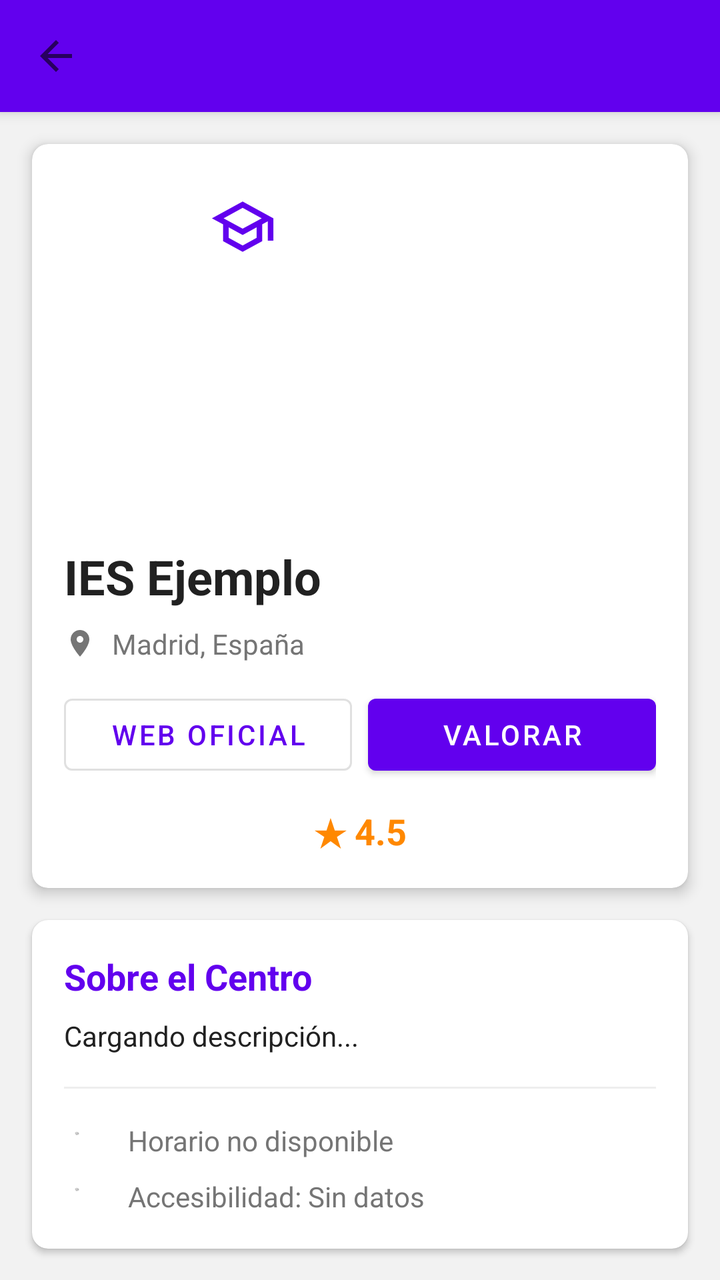
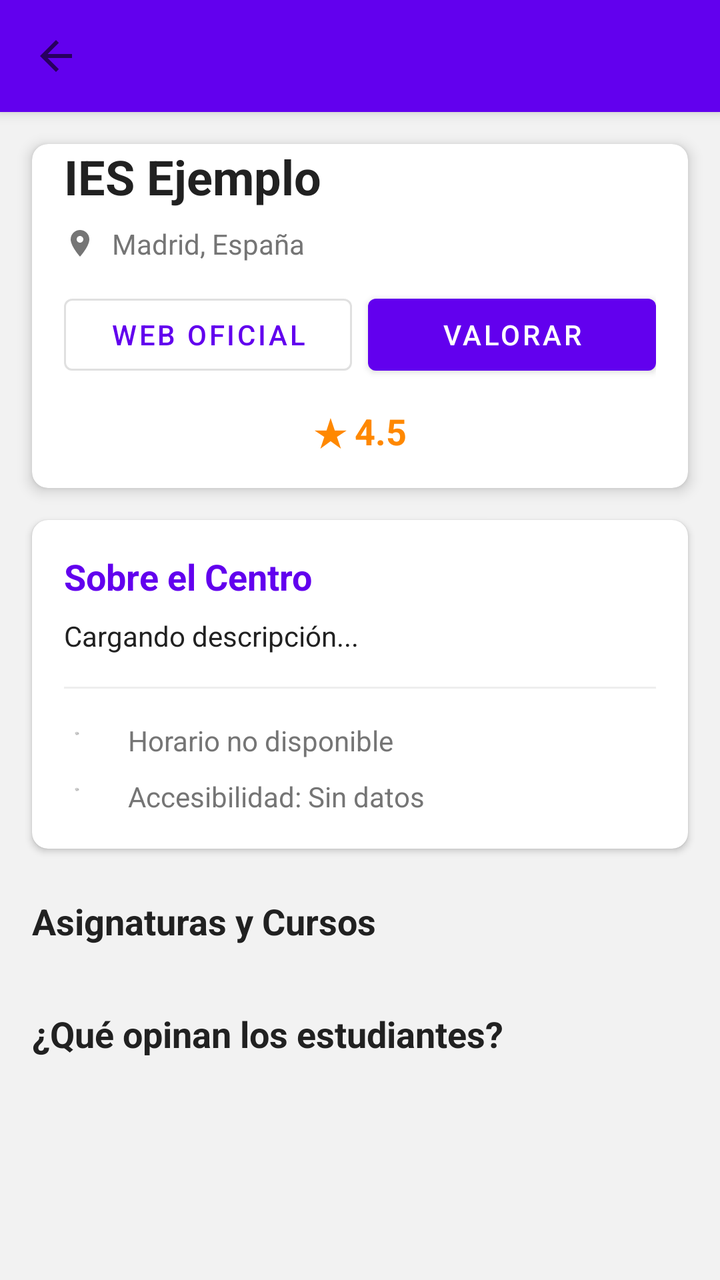

An Android layout rendered at two revisions. The XML below is the earlier revision; the diff shows what the commit changed to produce the second picture.
<!-- AndroidManifest.xml: application theme Theme.StudyBro -->
<!-- res/layout/actividad_perfil_centro.xml -->
<?xml version="1.0" encoding="utf-8"?>
<androidx.coordinatorlayout.widget.CoordinatorLayout 
    xmlns:android="http://schemas.android.com/apk/res/android"
    xmlns:app="http://schemas.android.com/apk/res-auto"
    android:layout_width="match_parent"
    android:layout_height="match_parent"
    android:background="@color/background">

    
    <com.google.android.material.appbar.AppBarLayout
        android:layout_width="match_parent"
        android:layout_height="wrap_content">

        <androidx.appcompat.widget.Toolbar
            android:id="@+id/toolbar"
            android:layout_width="match_parent"
            android:layout_height="?attr/actionBarSize"
            android:background="@color/primary"
            app:titleTextColor="@color/on_primary"
            app:navigationIcon="@drawable/ic_arrow_back"/>
    </com.google.android.material.appbar.AppBarLayout>

    
    <androidx.core.widget.NestedScrollView
        android:layout_width="match_parent"
        android:layout_height="match_parent"
        app:layout_behavior="@string/appbar_scrolling_view_behavior">

        <LinearLayout
            android:layout_width="match_parent"
            android:layout_height="wrap_content"
            android:orientation="vertical">

            
            <com.google.android.material.card.MaterialCardView
                android:layout_width="match_parent"
                android:layout_height="wrap_content"
                android:layout_margin="@dimen/margin_medium"
                app:cardElevation="@dimen/card_elevation"
                app:cardCornerRadius="@dimen/card_corner_radius">

                <LinearLayout
                    android:layout_width="match_parent"
                    android:layout_height="wrap_content"
                    android:orientation="vertical"
                    android:paddingBottom="16dp">

                    
                    <ImageView
                        android:id="@+id/ivCenterImage"
                        android:layout_width="match_parent"
                        android:layout_height="200dp"
                        android:scaleType="centerCrop"
                        android:src="@drawable/ic_launcher_foreground"
                        android:contentDescription="Foto del centro"/>

                    
                    <TextView
                        android:id="@+id/tvCenterName"
                        android:layout_width="match_parent"
                        android:layout_height="wrap_content"
                        android:text="IES Ejemplo"
                        android:textSize="24sp"
                        android:textStyle="bold"
                        android:textColor="@color/text_primary"
                        android:layout_marginBottom="8dp"
                        android:layout_marginHorizontal="16dp"/>

                    
                    <LinearLayout
                        android:layout_width="match_parent"
                        android:layout_height="wrap_content"
                        android:orientation="horizontal"
                        android:gravity="center_vertical"
                        android:layout_marginBottom="12dp"
                        android:layout_marginHorizontal="16dp">

                        <ImageView
                            android:layout_width="16dp"
                            android:layout_height="16dp"
                            android:src="@drawable/ic_location"
                            app:tint="@color/text_secondary"/>

                        <TextView
                            android:id="@+id/tvLocation"
                            android:layout_width="wrap_content"
                            android:layout_height="wrap_content"
                            android:text="Madrid, España"
                            android:textSize="14sp"
                            android:textColor="@color/text_secondary"
                            android:layout_marginStart="8dp"/>
                    </LinearLayout>

                    
                     <LinearLayout
                        android:layout_width="match_parent"
                        android:layout_height="wrap_content"
                        android:orientation="horizontal"
                        android:layout_marginBottom="12dp"
                        android:layout_marginHorizontal="16dp">

                        <com.google.android.material.button.MaterialButton
                            android:id="@+id/btnWeb"
                            android:layout_width="0dp"
                            android:layout_height="wrap_content"
                            android:layout_weight="1"
                            android:text="Web Oficial"
                            style="@style/Widget.MaterialComponents.Button.OutlinedButton"
                            android:layout_marginEnd="8dp"/>
                        
                        <com.google.android.material.button.MaterialButton
                            android:id="@+id/btnValorar"
                            android:layout_width="0dp"
                            android:layout_height="wrap_content"
                            android:layout_weight="1"
                            android:text="Valorar"
                            style="@style/Widget.MaterialComponents.Button"/>
                    </LinearLayout>

                    
                    <LinearLayout
                        android:layout_width="match_parent"
                        android:layout_height="wrap_content"
                        android:orientation="horizontal"
                        android:gravity="center_vertical"
                        android:layout_marginHorizontal="16dp">
                        <TextView
                            android:id="@+id/tvRating"
                            android:layout_width="match_parent"
                            android:layout_height="wrap_content"
                            android:text="★ 4.5"
                            android:textSize="18sp"
                            android:textColor="@android:color/holo_orange_dark"
                            android:textStyle="bold"
                            android:gravity="center"/>
                    </LinearLayout>
                </LinearLayout>
            </com.google.android.material.card.MaterialCardView>

            
            <com.google.android.material.card.MaterialCardView
                android:layout_width="match_parent"
                android:layout_height="wrap_content"
                android:layout_marginHorizontal="@dimen/margin_medium"
                android:layout_marginBottom="@dimen/margin_medium"
                app:cardElevation="2dp"
                app:cardCornerRadius="@dimen/card_corner_radius">

                <LinearLayout
                    android:layout_width="match_parent"
                    android:layout_height="wrap_content"
                    android:orientation="vertical"
                    android:padding="16dp">

                    <TextView
                        android:layout_width="wrap_content"
                        android:layout_height="wrap_content"
                        android:text="Sobre el Centro"
                        android:textStyle="bold"
                        android:textSize="18sp"
                        android:textColor="@color/primary"
                        android:layout_marginBottom="8dp"/>

                    <TextView
                        android:id="@+id/tvDescription"
                        android:layout_width="match_parent"
                        android:layout_height="wrap_content"
                        android:text="Cargando descripción..."
                        android:textColor="@color/text_primary"
                        android:textSize="14sp"
                        android:layout_marginBottom="16dp"/>

                    <View 
                        android:layout_width="match_parent" 
                        android:layout_height="1dp" 
                        android:background="#EEEEEE"
                        android:layout_marginBottom="16dp"/>

                    
                    <LinearLayout
                        android:layout_width="match_parent"
                        android:layout_height="wrap_content"
                        android:orientation="horizontal"
                        android:gravity="center_vertical"
                        android:layout_marginBottom="8dp">
                        <ImageView
                            android:layout_width="20dp"
                            android:layout_height="20dp"
                            android:src="@drawable/ic_launcher_foreground"
                            app:tint="@color/text_secondary"/>
                        <TextView
                            android:id="@+id/tvSchedule"
                            android:layout_width="wrap_content"
                            android:layout_height="wrap_content"
                            android:text="Horario no disponible"
                            android:layout_marginStart="12dp"
                            android:textColor="@color/text_secondary"
                            android:textSize="14sp"/>
                    </LinearLayout>

                    
                    <LinearLayout
                        android:layout_width="match_parent"
                        android:layout_height="wrap_content"
                        android:orientation="horizontal"
                        android:gravity="center_vertical">
                        <ImageView
                            android:layout_width="20dp"
                            android:layout_height="20dp"
                            android:src="@drawable/ic_launcher_foreground"
                            app:tint="@color/text_secondary"/>
                        <TextView
                            android:id="@+id/tvAccessibility"
                            android:layout_width="wrap_content"
                            android:layout_height="wrap_content"
                            android:text="Accesibilidad: Sin datos"
                            android:layout_marginStart="12dp"
                            android:textColor="@color/text_secondary"
                            android:textSize="14sp"/>
                    </LinearLayout>
                </LinearLayout>
            </com.google.android.material.card.MaterialCardView>

            
            <TextView
                android:layout_width="wrap_content"
                android:layout_height="wrap_content"
                android:text="Asignaturas y Cursos"
                android:textSize="18sp"
                android:textStyle="bold"
                android:textColor="@color/text_primary"
                android:layout_marginStart="16dp"
                android:layout_marginTop="8dp"/>

            <androidx.recyclerview.widget.RecyclerView
                android:id="@+id/recyclerViewSpecialties"
                android:layout_width="match_parent"
                android:layout_height="wrap_content"
                android:nestedScrollingEnabled="false"
                android:padding="8dp"/>

            
            <TextView
                android:layout_width="wrap_content"
                android:layout_height="wrap_content"
                android:text="¿Qué opinan los estudiantes?"
                android:textSize="18sp"
                android:textStyle="bold"
                android:textColor="@color/text_primary"
                android:layout_marginStart="16dp"
                android:layout_marginTop="16dp"/>

            <androidx.recyclerview.widget.RecyclerView
                android:id="@+id/recyclerViewReviews"
                android:layout_width="match_parent"
                android:layout_height="wrap_content"
                android:nestedScrollingEnabled="false"
                android:padding="8dp"/>

        </LinearLayout>
    </androidx.core.widget.NestedScrollView>

    
    <ProgressBar
        android:id="@+id/progressBar"
        android:layout_width="wrap_content"
        android:layout_height="wrap_content"
        android:layout_gravity="center"
        android:visibility="gone"/>

</androidx.coordinatorlayout.widget.CoordinatorLayout>
<!-- resources referenced by this layout -->
<resources>
  <color name="background">#F2F2F2</color>
  <color name="on_primary">#FFFFFF</color>
  <color name="primary">#6200EE</color>
  <color name="text_primary">#212121</color>
  <color name="text_secondary">#757575</color>
  <dimen name="card_corner_radius">8dp</dimen>
  <dimen name="card_elevation">4dp</dimen>
  <dimen name="margin_medium">16dp</dimen>
  <!-- drawable ic_arrow_back (drawable) -->
  <vector xmlns:android="http://schemas.android.com/apk/res/android"
      android:width="24dp"
      android:height="24dp"
      android:viewportWidth="24"
      android:viewportHeight="24"
      android:tint="?attr/colorControlNormal"
      android:autoMirrored="true">
      <path
          android:fillColor="@android:color/white"
          android:pathData="M20,11H7.83l5.59,-5.59L12,4l-8,8 8,8 1.41,-1.41L7.83,13H20v-2z"/>
  </vector>
  <!-- drawable ic_launcher_foreground (drawable) -->
  <vector xmlns:android="http://schemas.android.com/apk/res/android"
      android:width="108dp"
      android:height="108dp"
      android:viewportWidth="108"
      android:viewportHeight="108">
      <group android:scaleX="0.46"
          android:scaleY="0.46"
          android:translateX="29.16"
          android:translateY="29.16">
          <path
              android:fillColor="@color/primary"
              android:pathData="M12,3L1,9l4,2.18v6L12,21l7,-3.82v-6l2,-1.09V17h2V9L12,3zM18.82,9L12,12.72 5.18,9 12,5.28 18.82,9zM17,15.99l-5,2.73 -5,-2.73v-3.72L12,15l5,-2.73v3.72z"
              android:scaleX="4"
              android:scaleY="4"
              android:translateX="-2"
              android:translateY="-2"/>
      </group>
  </vector>
  <!-- drawable ic_location (drawable) -->
  <vector xmlns:android="http://schemas.android.com/apk/res/android"
      android:width="24dp"
      android:height="24dp"
      android:viewportWidth="24"
      android:viewportHeight="24"
      android:tint="?attr/colorControlNormal">
      <path
          android:fillColor="@android:color/white"
          android:pathData="M12,2C8.13,2 5,5.13 5,9c0,5.25 7,13 7,13s7,-7.75 7,-13c0,-3.87 -3.13,-7 -7,-7zM12,11.5c-1.38,0 -2.5,-1.12 -2.5,-2.5s1.12,-2.5 2.5,-2.5 2.5,1.12 2.5,2.5 -1.12,2.5 -2.5,2.5z"/>
  </vector>
  <string name="appbar_scrolling_view_behavior" translatable="false">com.google.android.material.appbar.AppBarLayout$ScrollingViewBehavior</string>
  <style name="Theme.StudyBro" parent="Theme.MaterialComponents.DayNight.DarkActionBar">
          
          <item name="colorPrimary">@color/purple_500</item>
          <item name="colorPrimaryVariant">@color/purple_700</item>
          <item name="colorOnPrimary">@color/white</item>
          
          <item name="colorSecondary">@color/teal_200</item>
          <item name="colorSecondaryVariant">@color/teal_700</item>
          <item name="colorOnSecondary">@color/black</item>
          
          <item name="android:statusBarColor">?attr/colorPrimaryVariant</item>
          
      </style>
  <color name="purple_500">#FF6200EE</color>
  <color name="purple_700">#FF3700B3</color>
  <color name="white">#FFFFFFFF</color>
  <color name="teal_200">#FF03DAC5</color>
  <color name="teal_700">#FF018786</color>
  <color name="black">#FF000000</color>
</resources>

<!-- the commit's change to res/layout/actividad_perfil_centro.xml (unified diff, before → after) -->
@@ -46,15 +46,6 @@
                     android:paddingBottom="16dp">
 
                     
-                    <ImageView
-                        android:id="@+id/ivCenterImage"
-                        android:layout_width="match_parent"
-                        android:layout_height="200dp"
-                        android:scaleType="centerCrop"
-                        android:src="@drawable/ic_launcher_foreground"
-                        android:contentDescription="Foto del centro"/>
-
-                    
                     <TextView
                         android:id="@+id/tvCenterName"
                         android:layout_width="match_parent"
